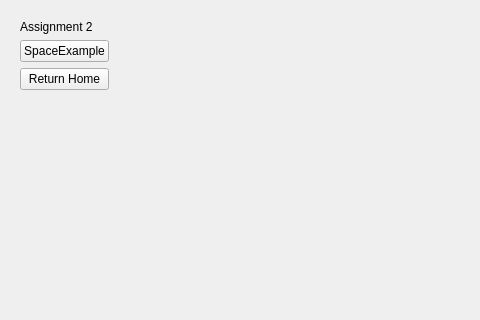
Before: the Qt Designer form resources/widget/Assignment2Widget/Widget.ui in doc2122/space2014, drawn with Qt 5; both pictures show x 0 to 480 and y 0 to 320 of the 608 by 422 pixel window.
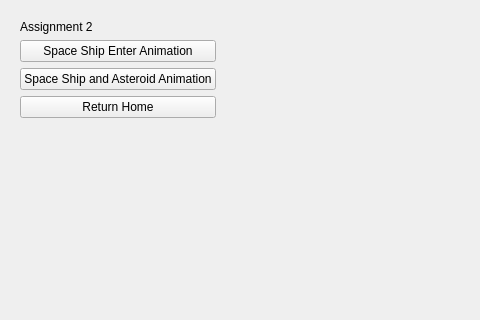
After: the same form once the commit is applied.

Commit message: added SpaceShip.ma file

Diff of the .ui file:
```diff
--- a/resources/widget/Assignment2Widget/Widget.ui
+++ b/resources/widget/Assignment2Widget/Widget.ui
@@ -27,7 +27,14 @@
       <item>
        <widget class="QPushButton" name="SpaceExample">
         <property name="text">
-         <string>SpaceExample</string>
+         <string>Space Ship Enter Animation</string>
+        </property>
+       </widget>
+      </item>
+      <item>
+       <widget class="QPushButton" name="SpaceShipAndAsteroid">
+        <property name="text">
+         <string>Space Ship and Asteroid Animation</string>
         </property>
        </widget>
       </item>
```
Left out of the diff: 2 changed lines with no effect on the pictures. The commit also changes 5 other files.
